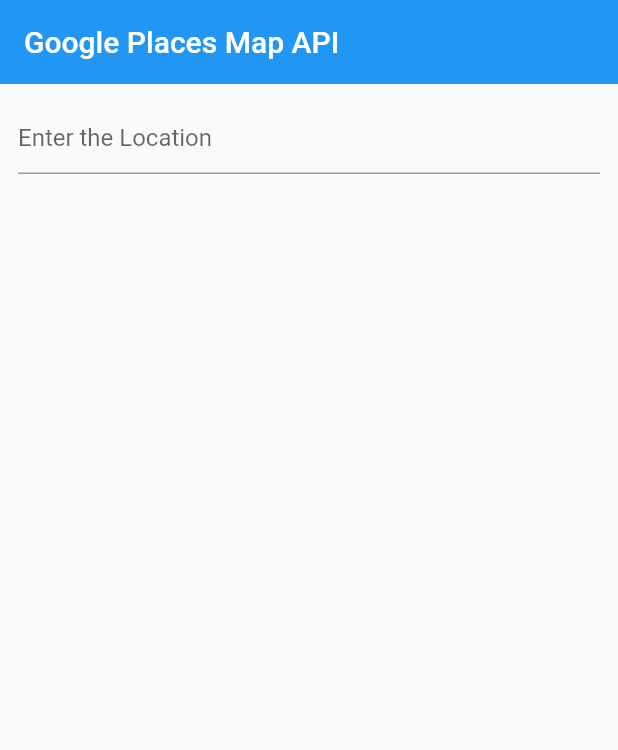
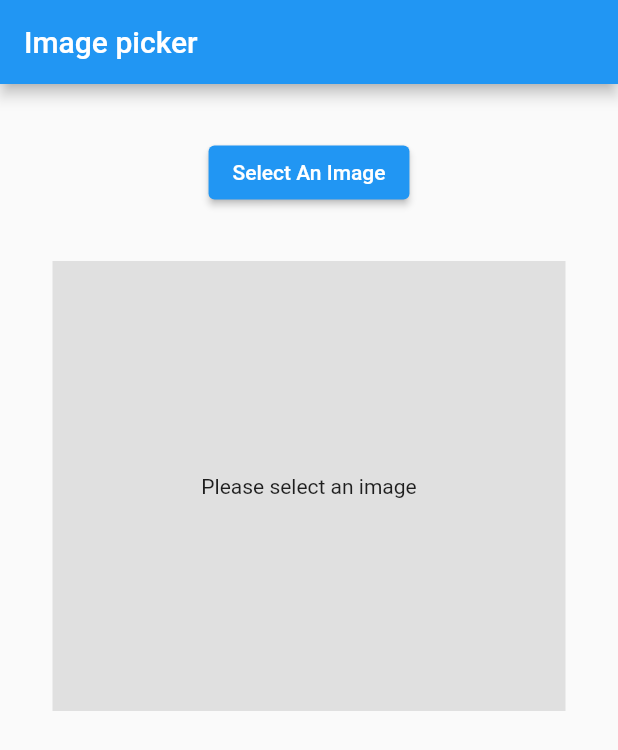
Before and after one commit to Sushil787/Flutter-Google-Map-API, a Flutter app: the screen it shows after launch, on a phone screen of 412 x 824 dp. Shown: the top 750 px of the screen. Run offline on Flutter 3.47's test engine with Material 2 defaults, Android fonts, the phone set to English and light mode, and no system bars; our stand-ins replace geolocator, google_maps_flutter, image_picker; missing offline and left inert: flutter_geocoder.

Commit message:
Tested Image Picking Functionlaity

```diff
--- /dev/null
+++ b/lib/image_picker.dart
@@ -0,0 +1,71 @@
+// main.dart
+import 'package:flutter/material.dart';
+import 'dart:io';
+import 'package:image_picker/image_picker.dart';
+
+void main() {
+  runApp(const ImagePickerPractice());
+}
+
+class ImagePickerPractice extends StatelessWidget {
+  const ImagePickerPractice({Key? key}) : super(key: key);
+
+  @override
+  Widget build(BuildContext context) {
+    return const MaterialApp(
+      // Hide the debug banner
+      debugShowCheckedModeBanner: false,
+
+      home: HomePage(),
+    );
+  }
+}
+
+class HomePage extends StatefulWidget {
+  const HomePage({Key? key}) : super(key: key);
+
+  @override
+  _HomePageState createState() => _HomePageState();
+}
+
+class _HomePageState extends State<HomePage> {
+  File? _image;
+  ImagePicker _picker = ImagePicker();
+  Future<void> _openImagePicker() async {
+    final XFile? image = await _picker.pickImage(source: ImageSource.camera);
+    setState(() {
+      _image = File(image!.path);
+    });
+  }
+
+  @override
+  Widget build(BuildContext context) {
+    return Scaffold(
+        appBar: AppBar(
+          title: const Text('Image picker'),
+        ),
+        body: SafeArea(
+          child: Padding(
+            padding: const EdgeInsets.all(35),
+            child: Column(children: [
+              Center(
+                child: ElevatedButton(
+                  child: const Text('Select An Image'),
+                  onPressed: _openImagePicker,
+                ),
+              ),
+              const SizedBox(height: 35),
+              Container(
+                alignment: Alignment.center,
+                width: double.infinity,
+                height: 300,
+                color: Colors.grey[300],
+                child: _image != null
+                    ? Image.file(_image!, fit: BoxFit.cover)
+                    : const Text('Please select an image'),
+              )
+            ]),
+          ),
+        ));
+  }
+}
--- a/lib/main.dart
+++ b/lib/main.dart
@@ -5,6 +5,7 @@ import 'package:appapiggl/google_map_place_api.dart';
 import 'package:appapiggl/home_screen.dart';
 import 'package:flutter/material.dart';
 import 'package:google_maps_flutter/google_maps_flutter.dart';
+import 'image_picker.dart';
 
 void main() => runApp(MyApp());
 
@@ -15,6 +16,6 @@ class MyApp extends StatefulWidget {
 
 class _MyAppState extends State<MyApp> {
   Widget build(BuildContext context) {
-    return const MaterialApp(home: Scaffold(body: GooglePlacesMapApi()));
+    return MaterialApp(home: Scaffold(body: ImagePickerPractice()));
   }
 }
--- a/pubspec.yaml
+++ b/pubspec.yaml
@@ -52,7 +52,7 @@ dev_dependencies:
   geolocator: ^9.0.2 #for location trace
   http: any
   uuid: any
-
+  image_picker: ^0.8.5+3
 # For information on the generic Dart part of this file, see the
 # following page: https://dart.dev/tools/pub/pubspec
 
```
Also changed, not shown: pubspec.lock, 1 other file.
